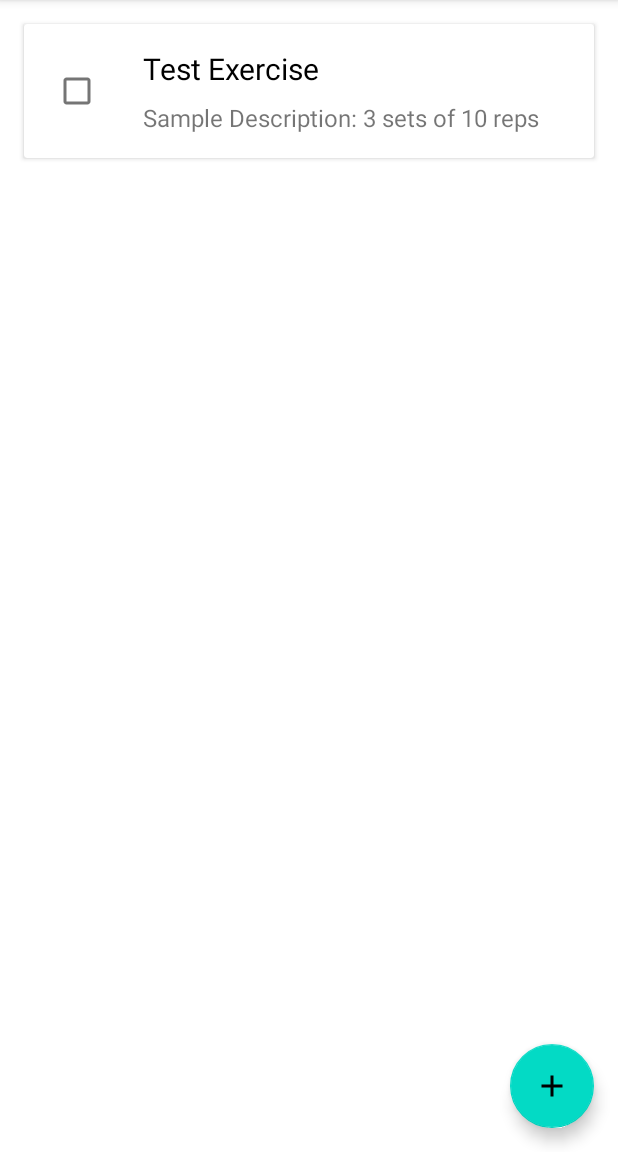
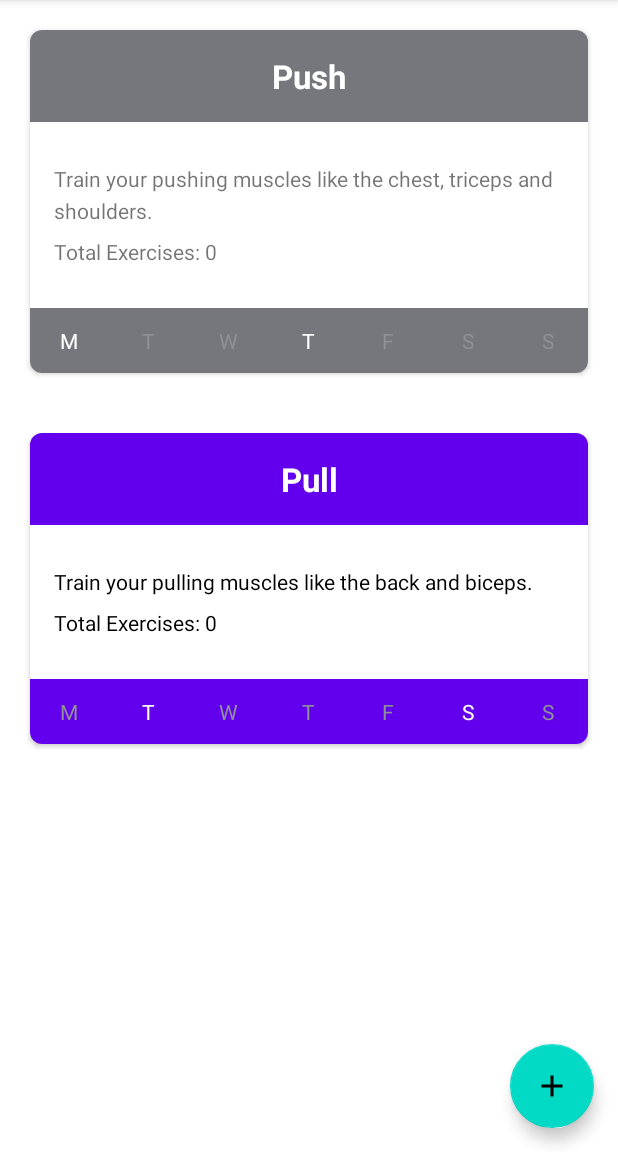
Before and after one commit to KartikBade/GymBro-v2, an Android app: the HomeActivity screen opened directly, with no data from a screen before it, after a tap on "Add Exercise", on a phone screen of 412 x 824 dp, the part 84-1236 px from its top. Run offline under Robolectric (Android 15) with nearby library versions, the phone set to English and light mode, and no system bars; our stand-ins replace Dagger/Hilt's generated code, Firebase (no records; nobody signed in at launch, a user with empty details on screens opened directly), Room's generated code.

Commit message:
Made UI changes on HomeActivity

```diff
--- a/app/src/main/AndroidManifest.xml
+++ b/app/src/main/AndroidManifest.xml
@@ -4,7 +4,7 @@
 
     <application
         android:name=".GymBroApp"
-        android:allowBackup="true"
+        android:allowBackup="false"
         android:dataExtractionRules="@xml/data_extraction_rules"
         android:fullBackupContent="@xml/backup_rules"
         android:icon="@mipmap/ic_launcher"
--- a/app/src/main/java/com/example/gymbro_v2/activity/HomeActivity.kt
+++ b/app/src/main/java/com/example/gymbro_v2/activity/HomeActivity.kt
@@ -8,9 +8,9 @@ import android.view.View
 import androidx.appcompat.app.ActionBarDrawerToggle
 import androidx.lifecycle.ViewModelProvider
 import com.example.gymbro_v2.R
-import com.example.gymbro_v2.adapter.ExerciseAdapter
+import com.example.gymbro_v2.adapter.ScheduleAdapter
 import com.example.gymbro_v2.databinding.ActivityHomeBinding
-import com.example.gymbro_v2.model.Exercise
+import com.example.gymbro_v2.model.Schedule
 import com.example.gymbro_v2.repository.UserRepository
 import com.example.gymbro_v2.viewmodel.UserViewModel
 import com.example.gymbro_v2.viewmodel.UserViewModelProviderFactory
@@ -57,7 +57,7 @@ class HomeActivity : AppCompatActivity() {
             true
         }
 
-        val exerciseAdapter = ExerciseAdapter {
+        val exerciseAdapter = ScheduleAdapter(this) {
             userViewModel.deleteExercise(it)
         }
         binding.homeRvMain.adapter = exerciseAdapter
@@ -71,7 +71,8 @@ class HomeActivity : AppCompatActivity() {
         }
 
         binding.homeFabAddExercise.setOnClickListener {
-            userViewModel.insertExercise(Exercise("Test Exercise", "Sample Description: 3 sets of 10 reps"))
+            userViewModel.insertExercise(Schedule("Push", "Train your pushing muscles like the chest, triceps and shoulders.", "Mon, Thu"))
+            userViewModel.insertExercise(Schedule("Pull", "Train your pulling muscles like the back and biceps.", "Tue, Sat"))
         }
     }
 
--- a/app/src/main/java/com/example/gymbro_v2/adapter/ExerciseAdapter.kt
+++ /dev/null
@@ -1,45 +0,0 @@
-package com.example.gymbro_v2.adapter
-
-import android.view.LayoutInflater
-import android.view.View
-import android.view.ViewGroup
-import android.widget.CheckBox
-import androidx.recyclerview.widget.DiffUtil
-import androidx.recyclerview.widget.ListAdapter
-import androidx.recyclerview.widget.RecyclerView
-import com.example.gymbro_v2.R
-import com.example.gymbro_v2.databinding.HomeRvMainListItemBinding
-import com.example.gymbro_v2.model.Exercise
-
-class ExerciseAdapter(private val checkboxClickListener: (Exercise) -> Unit): ListAdapter<Exercise, ExerciseAdapter.ExerciseAdapterViewHolder>(DiffCallBack) {
-
-    class ExerciseAdapterViewHolder(
-        val binding: HomeRvMainListItemBinding
-    ): RecyclerView.ViewHolder(binding.root) {
-        fun bind(exercise: Exercise) {
-            binding.homeListItemTvExerciseTitle.text = exercise.name
-            binding.homeListItemTvExerciseDescription.text = exercise.description
-        }
-    }
-
-    override fun onCreateViewHolder(parent: ViewGroup, viewType: Int): ExerciseAdapterViewHolder {
-        return ExerciseAdapterViewHolder(HomeRvMainListItemBinding.inflate(LayoutInflater.from(parent.context), parent, false))
-    }
-
-    override fun onBindViewHolder(holder: ExerciseAdapterViewHolder, position: Int) {
-        holder.bind(getItem(position))
-        holder.binding.homeListItemCheckBox.setOnClickListener {
-            checkboxClickListener(getItem(position))
-        }
-    }
-
-    companion object DiffCallBack: DiffUtil.ItemCallback<Exercise>() {
-        override fun areItemsTheSame(oldItem: Exercise, newItem: Exercise): Boolean {
-            return oldItem.name == newItem.name
-        }
-
-        override fun areContentsTheSame(oldItem: Exercise, newItem: Exercise): Boolean {
-            return oldItem == newItem
-        }
-    }
-}
--- /dev/null
+++ b/app/src/main/java/com/example/gymbro_v2/adapter/ScheduleAdapter.kt
@@ -0,0 +1,65 @@
+package com.example.gymbro_v2.adapter
+
+import android.content.Context
+import android.view.LayoutInflater
+import android.view.ViewGroup
+import androidx.recyclerview.widget.DiffUtil
+import androidx.recyclerview.widget.ListAdapter
+import androidx.recyclerview.widget.RecyclerView
+import com.example.gymbro_v2.R
+import com.example.gymbro_v2.databinding.HomeRvMainListItemBinding
+import com.example.gymbro_v2.model.Schedule
+import java.text.SimpleDateFormat
+import java.util.*
+
+class ScheduleAdapter(private val context: Context, private val checkboxClickListener: (Schedule) -> Unit): ListAdapter<Schedule, ScheduleAdapter.ExerciseAdapterViewHolder>(DiffCallBack) {
+
+    class ExerciseAdapterViewHolder(
+        val binding: HomeRvMainListItemBinding
+    ): RecyclerView.ViewHolder(binding.root) {
+        fun bind(context: Context, schedule: Schedule) {
+            binding.homeListItemTvExerciseTitle.text = schedule.name
+            binding.homeListItemTvExerciseDescription.text = schedule.description
+            val daysPlannedOn = schedule.daysPlannedOn
+            if (daysPlannedOn.contains("Mon")) { binding.monday.setTextColor(context.getColor(R.color.white)) }
+            if (daysPlannedOn.contains("Tue")) { binding.tuesday.setTextColor(context.getColor(R.color.white)) }
+            if (daysPlannedOn.contains("Wed")) { binding.wednesday.setTextColor(context.getColor(R.color.white)) }
+            if (daysPlannedOn.contains("Thu")) { binding.thursday.setTextColor(context.getColor(R.color.white)) }
+            if (daysPlannedOn.contains("Fri")) { binding.friday.setTextColor(context.getColor(R.color.white)) }
+            if (daysPlannedOn.contains("Sat")) { binding.saturday.setTextColor(context.getColor(R.color.white)) }
+            if (daysPlannedOn.contains("Sun")) { binding.sunday.setTextColor(context.getColor(R.color.white)) }
+            binding.homeListItemTvTotalExercises.text = context.getString(R.string.total_exercises, schedule.totalExercises)
+            val sdf = SimpleDateFormat("EEE")
+            val d = Date()
+            val dayOfTheWeek: String = sdf.format(d)
+            if (daysPlannedOn.contains(dayOfTheWeek)) {
+                binding.homeListItemTvExerciseTitle.setBackgroundColor(context.getColor(R.color.purple_500))
+                binding.homeListItemTvExerciseDescription.setTextColor(context.getColor(R.color.black))
+                binding.homeListItemTvTotalExercises.setTextColor(context.getColor(R.color.black))
+                binding.homeListItemLinearParent.setBackgroundColor(context.getColor(R.color.purple_500))
+            }
+
+        }
+    }
+
+    override fun onCreateViewHolder(parent: ViewGroup, viewType: Int): ExerciseAdapterViewHolder {
+        return ExerciseAdapterViewHolder(HomeRvMainListItemBinding.inflate(LayoutInflater.from(parent.context), parent, false))
+    }
+
+    override fun onBindViewHolder(holder: ExerciseAdapterViewHolder, position: Int) {
+        holder.bind(context, getItem(position))
+        holder.binding.homeListItemConstraintParent.setOnClickListener {
+            checkboxClickListener(getItem(position))
+        }
+    }
+
+    companion object DiffCallBack: DiffUtil.ItemCallback<Schedule>() {
+        override fun areItemsTheSame(oldItem: Schedule, newItem: Schedule): Boolean {
+            return oldItem.name == newItem.name
+        }
+
+        override fun areContentsTheSame(oldItem: Schedule, newItem: Schedule): Boolean {
+            return oldItem == newItem
+        }
+    }
+}
--- a/app/src/main/java/com/example/gymbro_v2/database/ExerciseDao.kt
+++ /dev/null
@@ -1,18 +0,0 @@
-package com.example.gymbro_v2.database
-
-import androidx.lifecycle.LiveData
-import androidx.room.*
-import com.example.gymbro_v2.model.Exercise
-
-@Dao
-interface ExerciseDao {
-
-    @Insert(onConflict = OnConflictStrategy.REPLACE)
-    suspend fun insertExercise(exercise: Exercise)
-
-    @Query("SELECT * FROM exercises")
-    fun getAllExercises(): LiveData<List<Exercise>>
-
-    @Delete
-    suspend fun deleteExercise(exercise: Exercise)
-}
--- /dev/null
+++ b/app/src/main/java/com/example/gymbro_v2/database/ScheduleDao.kt
@@ -0,0 +1,18 @@
+package com.example.gymbro_v2.database
+
+import androidx.lifecycle.LiveData
+import androidx.room.*
+import com.example.gymbro_v2.model.Schedule
+
+@Dao
+interface ScheduleDao {
+
+    @Insert(onConflict = OnConflictStrategy.REPLACE)
+    suspend fun insertSchedule(schedule: Schedule)
+
+    @Query("SELECT * FROM schedules")
+    fun getAllSchedules(): LiveData<List<Schedule>>
+
+    @Delete
+    suspend fun deleteSchedule(schedule: Schedule)
+}
--- a/app/src/main/java/com/example/gymbro_v2/database/ExerciseDatabase.kt
+++ b/app/src/main/java/com/example/gymbro_v2/database/ScheduleDatabase.kt
@@ -4,21 +4,21 @@ import android.content.Context
 import androidx.room.Database
 import androidx.room.Room
 import androidx.room.RoomDatabase
-import com.example.gymbro_v2.model.Exercise
+import com.example.gymbro_v2.model.Schedule
 
-@Database([Exercise::class], version = 1)
-abstract class ExerciseDatabase: RoomDatabase() {
-    abstract fun getDao(): ExerciseDao
+@Database([Schedule::class], version = 1)
+abstract class ScheduleDatabase: RoomDatabase() {
+    abstract fun getDao(): ScheduleDao
 
     companion object {
         @Volatile
-        private var INSTANCE: ExerciseDatabase? = null
+        private var INSTANCE: ScheduleDatabase? = null
 
-        fun getDatabase(context: Context): ExerciseDatabase {
+        fun getDatabase(context: Context): ScheduleDatabase {
             return (INSTANCE ?: synchronized(this) {
                 val instance = Room.databaseBuilder(
                     context.applicationContext,
-                    ExerciseDatabase::class.java,
+                    ScheduleDatabase::class.java,
                     "exerciseDb"
                 ).build()
                 INSTANCE = instance
--- a/app/src/main/java/com/example/gymbro_v2/di/AppModule.kt
+++ b/app/src/main/java/com/example/gymbro_v2/di/AppModule.kt
@@ -1,7 +1,7 @@
 package com.example.gymbro_v2.di
 
 import android.app.Application
-import com.example.gymbro_v2.database.ExerciseDatabase
+import com.example.gymbro_v2.database.ScheduleDatabase
 import com.example.gymbro_v2.repository.AuthRepository
 import com.example.gymbro_v2.repository.UserRepository
 import com.google.firebase.auth.FirebaseAuth
@@ -33,7 +33,7 @@ object AppModule {
         return UserRepository(
             context,
             FirebaseAuth.getInstance(),
-            ExerciseDatabase.getDatabase(context)
+            ScheduleDatabase.getDatabase(context)
         )
     }
 }
--- a/app/src/main/java/com/example/gymbro_v2/model/Exercise.kt
+++ b/app/src/main/java/com/example/gymbro_v2/model/Schedule.kt
@@ -3,10 +3,11 @@ package com.example.gymbro_v2.model
 import androidx.room.Entity
 import androidx.room.PrimaryKey
 
-@Entity("exercises")
-data class Exercise(
+@Entity("schedules")
+data class Schedule(
     @PrimaryKey
     val name: String,
     val description: String,
-    var status: Boolean = false
+    val daysPlannedOn: String,
+    val totalExercises: Int = 0
 )
--- a/app/src/main/java/com/example/gymbro_v2/repository/AuthRepository.kt
+++ b/app/src/main/java/com/example/gymbro_v2/repository/AuthRepository.kt
@@ -1,22 +1,16 @@
 package com.example.gymbro_v2.repository
 
-import android.app.Activity
-import android.app.Application
 import android.content.Context
 import android.content.Intent
-import android.content.SharedPreferences
 import android.util.Log
 import android.widget.Toast
 import com.example.gymbro_v2.R
-import com.example.gymbro_v2.activity.AuthActivity
 import com.example.gymbro_v2.activity.HomeActivity
 import com.example.gymbro_v2.model.User
 import com.google.firebase.auth.FirebaseAuth
 import com.google.firebase.firestore.FirebaseFirestore
-import com.google.firebase.ktx.Firebase
 import kotlinx.coroutines.CoroutineScope
 import kotlinx.coroutines.Dispatchers
-import kotlinx.coroutines.coroutineScope
 import kotlinx.coroutines.launch
 import kotlinx.coroutines.tasks.await
 
--- a/app/src/main/java/com/example/gymbro_v2/repository/UserRepository.kt
+++ b/app/src/main/java/com/example/gymbro_v2/repository/UserRepository.kt
@@ -1,24 +1,15 @@
 package com.example.gymbro_v2.repository
 
-import android.app.Activity
 import android.content.Context
-import android.content.Intent
-import android.content.SharedPreferences
-import androidx.appcompat.app.AppCompatActivity
-import androidx.lifecycle.LiveData
 import com.example.gymbro_v2.R
-import com.example.gymbro_v2.activity.AuthActivity
-import com.example.gymbro_v2.activity.HomeActivity
-import com.example.gymbro_v2.database.ExerciseDatabase
-import com.example.gymbro_v2.model.Exercise
+import com.example.gymbro_v2.database.ScheduleDatabase
+import com.example.gymbro_v2.model.Schedule
 import com.google.firebase.auth.FirebaseAuth
-import com.google.firebase.firestore.FirebaseFirestore
-import dagger.hilt.android.scopes.ActivityScoped
 
 class UserRepository(
     private val context: Context,
     private val firebaseAuth: FirebaseAuth,
-    private val exerciseDatabase: ExerciseDatabase
+    private val scheduleDatabase: ScheduleDatabase
 ) {
 
     private val userSharedPref = context.getSharedPreferences(context.getString(R.string.user_shared_pref), 0)
@@ -28,13 +19,13 @@ class UserRepository(
         userSharedPref.edit().remove(context.getString(R.string.user_shared_pref_username)).apply()
     }
 
-    suspend fun insertExercise(exercise: Exercise) {
-        exerciseDatabase.getDao().insertExercise(exercise)
+    suspend fun insertSchedule(schedule: Schedule) {
+        scheduleDatabase.getDao().insertSchedule(schedule)
     }
 
-    fun getAllExercise() = exerciseDatabase.getDao().getAllExercises()
+    fun getAllSchedule() = scheduleDatabase.getDao().getAllSchedules()
 
-    suspend fun deleteExercise(exercise: Exercise) {
-        exerciseDatabase.getDao().deleteExercise(exercise)
+    suspend fun deleteSchedule(schedule: Schedule) {
+        scheduleDatabase.getDao().deleteSchedule(schedule)
     }
 }
--- a/app/src/main/java/com/example/gymbro_v2/viewmodel/UserViewModel.kt
+++ b/app/src/main/java/com/example/gymbro_v2/viewmodel/UserViewModel.kt
@@ -1,13 +1,10 @@
 package com.example.gymbro_v2.viewmodel
 
-import android.app.Activity
-import androidx.appcompat.app.AppCompatActivity
 import androidx.lifecycle.ViewModel
 import androidx.lifecycle.ViewModelProvider
 import androidx.lifecycle.viewModelScope
-import com.example.gymbro_v2.model.Exercise
+import com.example.gymbro_v2.model.Schedule
 import com.example.gymbro_v2.repository.UserRepository
-import dagger.hilt.android.scopes.ActivityScoped
 import kotlinx.coroutines.launch
 import javax.inject.Inject
 
@@ -19,17 +16,17 @@ class UserViewModel @Inject constructor(
         userRepository.logout()
     }
 
-    fun insertExercise(exercise: Exercise) {
+    fun insertExercise(schedule: Schedule) {
         viewModelScope.launch {
-            userRepository.insertExercise(exercise)
+            userRepository.insertSchedule(schedule)
         }
     }
 
-    fun getAllExercise() = userRepository.getAllExercise()
+    fun getAllExercise() = userRepository.getAllSchedule()
 
-    fun deleteExercise(exercise: Exercise) {
+    fun deleteExercise(schedule: Schedule) {
         viewModelScope.launch {
-            userRepository.deleteExercise(exercise)
+            userRepository.deleteSchedule(schedule)
         }
     }
 }
--- /dev/null
+++ b/app/src/main/res/drawable/baseline_keyboard_arrow_right_24_black.xml
@@ -0,0 +1,5 @@
+<vector android:autoMirrored="true" android:height="24dp"
+    android:tint="#000000" android:viewportHeight="24"
+    android:viewportWidth="24" android:width="24dp" xmlns:android="http://schemas.android.com/apk/res/android">
+    <path android:fillColor="@android:color/white" android:pathData="M8.59,16.59L13.17,12 8.59,7.41 10,6l6,6 -6,6 -1.41,-1.41z"/>
+</vector>
--- a/app/src/main/res/layout/home_rv_main_list_item.xml
+++ b/app/src/main/res/layout/home_rv_main_list_item.xml
@@ -4,53 +4,162 @@
     xmlns:tools="http://schemas.android.com/tools"
     android:layout_width="match_parent"
     android:layout_height="wrap_content"
-    android:layout_margin="16dp">
+    android:layout_gravity="center_horizontal"
+    android:layout_marginStart="20dp"
+    android:layout_marginEnd="20dp"
+    android:layout_marginTop="20dp"
+    android:layout_marginBottom="20dp"
+    app:cardCornerRadius="8dp">
 
         <androidx.constraintlayout.widget.ConstraintLayout
+            android:id="@+id/home_list_item_constraint_parent"
             android:layout_width="match_parent"
             android:layout_height="wrap_content">
-
-            <CheckBox
-                android:id="@+id/home_list_item_check_box"
-                android:layout_width="55dp"
-                android:layout_height="55dp"
-                android:padding="16dp"
-                android:layout_margin="8dp"
-                app:layout_constraintBottom_toBottomOf="parent"
-                app:layout_constraintStart_toStartOf="parent"
-                app:layout_constraintTop_toTopOf="parent" />
 
             <TextView
                 android:id="@+id/home_list_item_tv_exercise_title"
                 android:layout_width="0dp"
                 android:layout_height="wrap_content"
-                android:layout_margin="8dp"
-                android:gravity="center_vertical"
-                android:paddingStart="8dp"
-                android:paddingTop="8dp"
-                android:paddingEnd="8dp"
-                android:textColor="@color/black"
-                android:textSize="20sp"
+                android:gravity="center"
+                android:padding="16dp"
+                android:textColor="@color/white"
+                android:textSize="22sp"
+                android:textStyle="bold"
+                android:background="@color/material_dynamic_neutral50"
                 app:layout_constraintEnd_toEndOf="parent"
-                app:layout_constraintStart_toEndOf="@id/home_list_item_check_box"
+                app:layout_constraintStart_toStartOf="parent"
                 app:layout_constraintTop_toTopOf="parent"
-                tools:text="Pushups" />
+                tools:text="Push" />
 
             <TextView
                 android:id="@+id/home_list_item_tv_exercise_description"
+                android:layout_width="match_parent"
+                android:layout_height="wrap_content"
+                android:layout_marginStart="8dp"
+                android:layout_marginTop="20dp"
+                android:layout_marginEnd="8dp"
+                android:gravity="center_vertical"
+                android:lineSpacingExtra="5dp"
+                android:padding="8dp"
+                android:textSize="14sp"
+                app:layout_constraintEnd_toEndOf="parent"
+                app:layout_constraintStart_toStartOf="parent"
+                app:layout_constraintTop_toBottomOf="@id/home_list_item_tv_exercise_title"
+                tools:text="Train your pushing muscles like the chest, triceps and shoulders." />
+
+            <TextView
+                android:id="@+id/home_list_item_tv_total_exercises"
                 android:layout_width="0dp"
                 android:layout_height="wrap_content"
                 android:layout_marginStart="8dp"
-                android:layout_marginBottom="8dp"
                 android:layout_marginEnd="8dp"
                 android:gravity="center_vertical"
-                android:padding="8dp"
-                android:textSize="16sp"
+                android:paddingStart="8dp"
+                android:paddingEnd="8dp"
+                android:paddingBottom="8dp"
+                android:textSize="14sp"
+                android:lineSpacingExtra="5dp"
+                app:layout_constraintEnd_toEndOf="parent"
+                app:layout_constraintStart_toStartOf="parent"
+                app:layout_constraintTop_toBottomOf="@id/home_list_item_tv_exercise_description"
+                tools:text="Total Exercises: 5" />
+
+            <LinearLayout
+                android:id="@+id/home_list_item_linear_parent"
+                android:layout_width="match_parent"
+                android:layout_height="wrap_content"
+                android:orientation="horizontal"
                 app:layout_constraintBottom_toBottomOf="parent"
                 app:layout_constraintEnd_toEndOf="parent"
-                app:layout_constraintStart_toEndOf="@id/home_list_item_check_box"
-                app:layout_constraintTop_toBottomOf="@id/home_list_item_tv_exercise_title"
-                tools:text="3 Sets of 10-15 Reps" />
+                app:layout_constraintStart_toStartOf="parent"
+                android:layout_marginTop="20dp"
+                android:background="@color/material_dynamic_neutral50"
+                app:layout_constraintTop_toBottomOf="@id/home_list_item_tv_total_exercises">
+
+                <TextView
+                    android:id="@+id/monday"
+                    android:layout_width="0dp"
+                    android:layout_height="wrap_content"
+                    android:layout_gravity="center"
+                    android:layout_weight="1"
+                    android:padding="12dp"
+                    android:textSize="14sp"
+                    android:textAlignment="center"
+                    android:textColor="@color/material_dynamic_neutral60"
+                    android:text="@string/mon"/>
+
+                <TextView
+                    android:id="@+id/tuesday"
+                    android:layout_width="0dp"
+                    android:layout_height="wrap_content"
+                    android:layout_gravity="center"
+                    android:layout_weight="1"
+                    android:padding="12dp"
+                    android:textAlignment="center"
+                    android:textSize="14sp"
+                    android:textColor="@color/material_dynamic_neutral60"
+                    android:text="@string/tue"/>
+
+                <TextView
+                    android:id="@+id/wednesday"
+                    android:layout_width="0dp"
+                    android:layout_height="wrap_content"
+                    android:layout_gravity="center"
+                    android:layout_weight="1"
+                    android:padding="12dp"
+                    android:textAlignment="center"
+                    android:textSize="14sp"
+                    android:textColor="@color/material_dynamic_neutral60"
+                    android:text="@string/wed"/>
+
+                <TextView
+                    android:id="@+id/thursday"
+                    android:layout_width="0dp"
+                    android:layout_height="wrap_content"
+                    android:layout_gravity="center"
+                    android:layout_weight="1"
+                    android:padding="12dp"
+                    android:textAlignment="center"
+                    android:textSize="14sp"
+                    android:textColor="@color/material_dynamic_neutral60"
+                    android:text="@string/thu"/>
+
+                <TextView
+                    android:id="@+id/friday"
+                    android:layout_width="0dp"
+                    android:layout_height="wrap_content"
+                    android:layout_gravity="center"
+                    android:layout_weight="1"
+                    android:padding="12dp"
+                    android:textAlignment="center"
+                    android:textSize="14sp"
+                    android:textColor="@color/material_dynamic_neutral60"
+                    android:text="@string/fri"/>
+
+                <TextView
+                    android:id="@+id/saturday"
+                    android:layout_width="0dp"
+                    android:layout_height="wrap_content"
+                    android:layout_gravity="center"
+                    android:layout_weight="1"
+                    android:padding="12dp"
+                    android:textAlignment="center"
+                    android:textSize="14sp"
+                    android:textColor="@color/material_dynamic_neutral60"
+                    android:text="@string/sat"/>
+
+                <TextView
+                    android:id="@+id/sunday"
+                    android:layout_width="0dp"
+                    android:layout_height="wrap_content"
+                    android:layout_gravity="center"
+                    android:layout_weight="1"
+                    android:padding="12dp"
+                    android:textAlignment="center"
+                    android:textSize="14sp"
+                    android:textColor="@color/material_dynamic_neutral60"
+                    android:text="@string/sun"/>
+            </LinearLayout>
 
         </androidx.constraintlayout.widget.ConstraintLayout>
 
--- a/app/src/main/res/values/strings.xml
+++ b/app/src/main/res/values/strings.xml
@@ -23,4 +23,15 @@
     <string name="close">Close</string>
     <string name="add_exercise">Add Exercise</string>
     <string name="no_exercises_found">No Exercises Found.</string>
+
+    <string name="total_exercises">Total Exercises: %d</string>
+    <string name="working_days">Working Days:</string>
+    <string name="mon">M</string>
+    <string name="tue">T</string>
+    <string name="wed">W</string>
+    <string name="thu">T</string>
+    <string name="fri">F</string>
+    <string name="sat">S</string>
+    <string name="sun">S</string>
+
 </resources>
```
